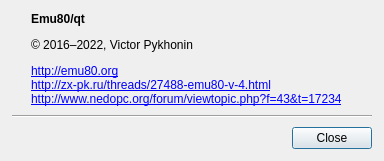
Old version of the form src/qt/qtAboutDialog.ui in the repository vpyk/emu80v4.
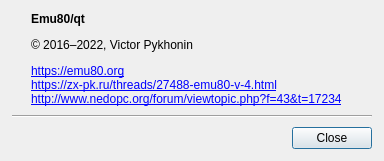
New version of the form. Icons and pictures are not drawn.

Commit message: Fix about dialog links

What changed in the file:
```diff
--- a/src/qt/qtAboutDialog.ui
+++ b/src/qt/qtAboutDialog.ui
@@ -102,7 +102,7 @@
           <string notr="true"/>
          </property>
          <property name="text">
-          <string notr="true">&lt;html&gt;&lt;head/&gt;&lt;body&gt;&lt;p&gt;&lt;a href=&quot;http://emu80.org&quot;&gt;&lt;span style=&quot; text-decoration: underline; color:#0000ff;&quot;&gt;http://emu80.org&lt;/span&gt;&lt;/a&gt;&lt;br/&gt;&lt;a href=&quot;http://zx-pk.ru/threads/27488-emu80-v-4.html&quot;&gt;&lt;span style=&quot; text-decoration: underline; color:#0000ff;&quot;&gt;http://zx-pk.ru/threads/27488-emu80-v-4.html&lt;/span&gt;&lt;/a&gt;&lt;br/&gt;&lt;a href=&quot;http://www.nedopc.org/forum/viewtopic.php?f=43&amp;amp;t=17234&quot;&gt;&lt;span style=&quot; text-decoration: underline; color:#0000ff;&quot;&gt;http://www.nedopc.org/forum/viewtopic.php?f=43&amp;amp;t=17234&lt;/span&gt;&lt;/a&gt;&lt;/p&gt;&lt;/body&gt;&lt;/html&gt;</string>
+          <string notr="true">&lt;html&gt;&lt;head/&gt;&lt;body&gt;&lt;p&gt;&lt;a href=&quot;https://emu80.org&quot;&gt;&lt;span style=&quot; text-decoration: underline; color:#0000ff;&quot;&gt;https://emu80.org&lt;/span&gt;&lt;/a&gt;&lt;br/&gt;&lt;a href=&quot;https://zx-pk.ru/threads/27488-emu80-v-4.html&quot;&gt;&lt;span style=&quot; text-decoration: underline; color:#0000ff;&quot;&gt;https://zx-pk.ru/threads/27488-emu80-v-4.html&lt;/span&gt;&lt;/a&gt;&lt;br/&gt;&lt;a href=&quot;http://www.nedopc.org/forum/viewtopic.php?f=43&amp;amp;t=17234&quot;&gt;&lt;span style=&quot; text-decoration: underline; color:#0000ff;&quot;&gt;http://www.nedopc.org/forum/viewtopic.php?f=43&amp;amp;t=17234&lt;/span&gt;&lt;/a&gt;&lt;/p&gt;&lt;/body&gt;&lt;/html&gt;</string>
          </property>
          <property name="wordWrap">
           <bool>false</bool>
```
The commit also changes 1 other file.
